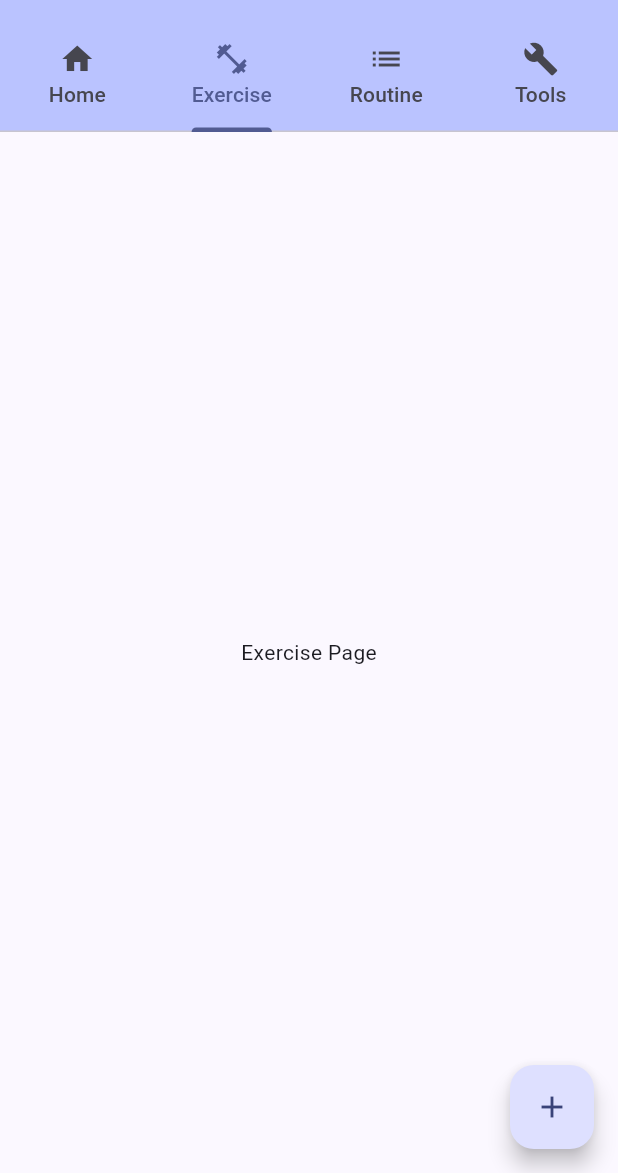
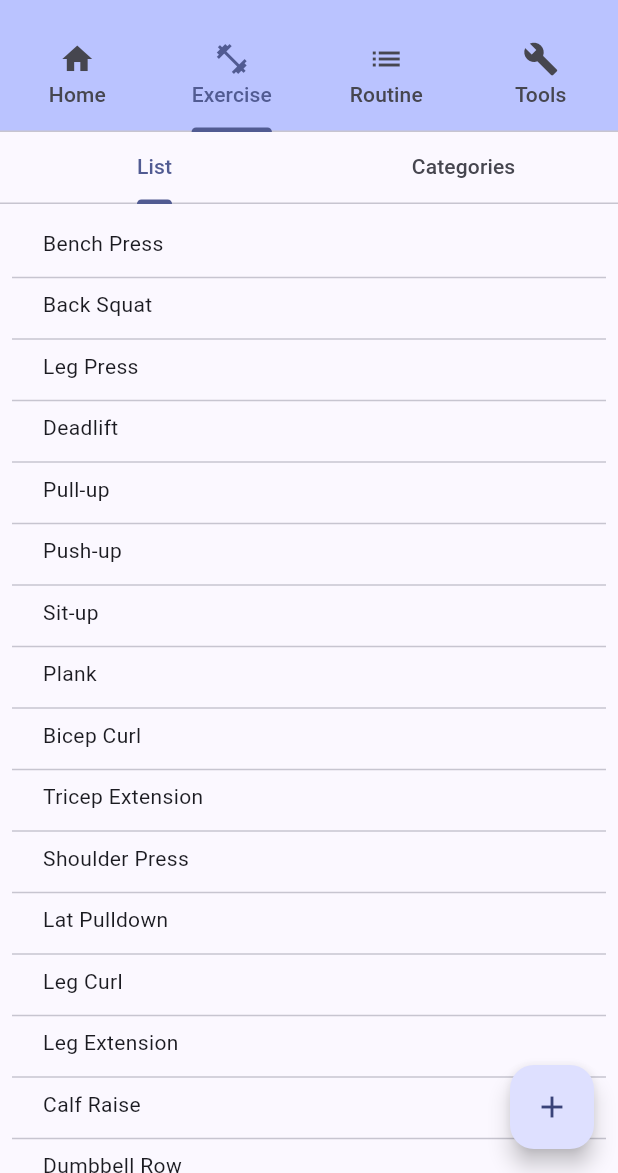
Before and after one commit to zprough/easy-workout-log, a Flutter app: the screen it shows after launch, in the side drawer, after a tap on the "add" icon, on a phone screen of 412 x 824 dp, the part 63-1236 px from its top. Run offline on Flutter 3.47's test engine with Material 3 defaults, Android fonts, the phone set to English and light mode, and no system bars.

Commit message:
Adding additional pages

```diff
--- /dev/null
+++ b/lib/exercise.dart
@@ -0,0 +1,187 @@
+import 'package:flutter/material.dart';
+
+class ExercisePage extends StatefulWidget {
+  const ExercisePage({super.key});
+
+  @override
+  _ExercisePageState createState() => _ExercisePageState();
+}
+
+class _ExercisePageState extends State<ExercisePage>
+    with SingleTickerProviderStateMixin {
+  final List<String> exercises = <String>[
+    'Bench Press',
+    'Back Squat',
+    'Leg Press',
+    'Deadlift',
+    'Pull-up',
+    'Push-up',
+    'Sit-up',
+    'Plank',
+    'Bicep Curl',
+    'Tricep Extension',
+    'Shoulder Press',
+    'Lat Pulldown',
+    'Leg Curl',
+    'Leg Extension',
+    'Calf Raise',
+    'Dumbbell Row',
+    'Dumbbell Fly',
+    'Dumbbell Curl',
+    'Dumbbell Extension',
+    'Dumbbell Press',
+    'Dumbbell Pullover',
+    'Running',
+    'Cycling',
+    'Swimming',
+    'Rowing',
+    'Jump Rope',
+  ];
+
+  final List<String> categories = <String>[
+    'Chest',
+    'Back',
+    'Legs',
+    'Arms',
+    'Shoulders',
+    'Abs',
+    'Cardio',
+  ];
+
+  final List<Map<String, String>> exercisesCategories = <Map<String, String>>[
+    {'category': 'Chest', 'exercise': 'Bench Press'},
+    {'category': 'Legs', 'exercise': 'Back Squat'},
+    {'category': 'Legs', 'exercise': 'Leg Press'},
+    {'category': 'Back', 'exercise': 'Deadlift'},
+    {'category': 'Back', 'exercise': 'Pull-up'},
+    {'category': 'Chest', 'exercise': 'Push-up'},
+    {'category': 'Abs', 'exercise': 'Sit-up'},
+    {'category': 'Abs', 'exercise': 'Plank'},
+    {'category': 'Arms', 'exercise': 'Bicep Curl'},
+    {'category': 'Arms', 'exercise': 'Tricep Extension'},
+    {'category': 'Shoulders', 'exercise': 'Shoulder Press'},
+    {'category': 'Back', 'exercise': 'Lat Pulldown'},
+    {'category': 'Legs', 'exercise': 'Leg Curl'},
+    {'category': 'Legs', 'exercise': 'Leg Extension'},
+    {'category': 'Legs', 'exercise': 'Calf Raise'},
+    {'category': 'Back', 'exercise': 'Dumbbell Row'},
+    {'category': 'Chest', 'exercise': 'Dumbbell Fly'},
+    {'category': 'Arms', 'exercise': 'Dumbbell Curl'},
+    {'category': 'Arms', 'exercise': 'Dumbbell Extension'},
+    {'category': 'Chest', 'exercise': 'Dumbbell Press'},
+    {'category': 'Chest', 'exercise': 'Dumbbell Pullover'},
+    {'category': 'Cardio', 'exercise': 'Running'},
+    {'category': 'Cardio', 'exercise': 'Cycling'},
+    {'category': 'Cardio', 'exercise': 'Swimming'},
+    {'category': 'Cardio', 'exercise': 'Rowing'},
+    {'category': 'Cardio', 'exercise': 'Jump Rope'},
+  ];
+
+  TabController? _tabController;
+
+  @override
+  void initState() {
+    super.initState();
+    _tabController = TabController(length: 2, vsync: this);
+  }
+
+  @override
+  void dispose() {
+    _tabController?.dispose();
+    super.dispose();
+  }
+
+  void _addExercise(String exercise) {
+    setState(() {
+      exercises.add(exercise);
+      exercises.sort();
+    });
+  }
+
+  void _openAddExerciseDialog() {
+    showDialog(
+      context: context,
+      builder: (BuildContext context) {
+        String newExercise = '';
+        return AlertDialog(
+          title: const Text('Add Exercise'),
+          content: TextField(
+            onChanged: (value) {
+              newExercise = value;
+            },
+            decoration: const InputDecoration(hintText: "Enter exercise name"),
+          ),
+          actions: <Widget>[
+            TextButton(
+              child: const Text('Cancel'),
+              onPressed: () {
+                Navigator.of(context).pop();
+              },
+            ),
+            TextButton(
+              child: const Text('Add'),
+              onPressed: () {
+                if (newExercise.isNotEmpty) {
+                  _addExercise(newExercise);
+                }
+                Navigator.of(context).pop();
+              },
+            ),
+          ],
+        );
+      },
+    );
+  }
+
+  @override
+  Widget build(BuildContext context) {
+    return Scaffold(
+      appBar: AppBar(
+        flexibleSpace: TabBar(
+          controller: _tabController,
+          tabs: const <Widget>[Tab(text: "List"), Tab(text: "Categories")],
+        ),
+      ),
+      body: TabBarView(
+        controller: _tabController,
+        children: [
+          ListView.separated(
+            padding: const EdgeInsets.all(8),
+            itemCount: exercises.length,
+            itemBuilder: (BuildContext context, int index) {
+              return Container(
+                margin: EdgeInsets.only(
+                  left: MediaQuery.of(context).size.width * 0.05,
+                ),
+                height: 25,
+                child: Text(exercises[index]),
+              );
+            },
+            separatorBuilder:
+                (BuildContext context, int index) => const Divider(),
+          ),
+          ListView.separated(
+            padding: const EdgeInsets.all(8),
+            itemCount: categories.length,
+            itemBuilder: (BuildContext context, int index) {
+              return Container(
+                margin: EdgeInsets.only(
+                  left: MediaQuery.of(context).size.width * 0.05,
+                ),
+                height: 25,
+                child: Text(categories[index]),
+              );
+            },
+            separatorBuilder:
+                (BuildContext context, int index) => const Divider(),
+          ),
+        ],
+      ),
+      floatingActionButton: FloatingActionButton(
+        onPressed: _openAddExerciseDialog,
+        tooltip: 'Add Exercise',
+        child: const Icon(Icons.add),
+      ),
+    );
+  }
+}
--- a/lib/main.dart
+++ b/lib/main.dart
@@ -1,4 +1,9 @@
 import 'package:flutter/material.dart';
+import 'profile.dart';
+import 'analytics.dart';
+import 'about.dart';
+import 'settings.dart';
+import 'exercise.dart';
 
 void main() {
   runApp(const MyApp());
@@ -10,7 +15,7 @@ class MyApp extends StatelessWidget {
   @override
   Widget build(BuildContext context) {
     return MaterialApp(
-      title: 'Flutter Demo',
+      title: 'Easy Workout Log',
       theme: ThemeData(
         useMaterial3: true,
         colorScheme: ColorScheme.fromSeed(seedColor: Colors.indigo),
@@ -29,7 +34,8 @@ class MyHomePage extends StatefulWidget {
   State<MyHomePage> createState() => _MyHomePageState();
 }
 
-class _MyHomePageState extends State<MyHomePage> with SingleTickerProviderStateMixin {
+class _MyHomePageState extends State<MyHomePage>
+    with SingleTickerProviderStateMixin {
   int _counter = 0;
 
   void _incrementCounter() {
@@ -50,7 +56,7 @@ class _MyHomePageState extends State<MyHomePage> with SingleTickerProviderStateM
           backgroundColor: Theme.of(context).colorScheme.inversePrimary,
           title: Text(widget.title),
           bottom: TabBar(
-            tabs: <Widget> [
+            tabs: <Widget>[
               Tab(icon: const Icon(Icons.home), text: "Home"),
               Tab(icon: const Icon(Icons.fitness_center), text: "Exercise"),
               Tab(icon: const Icon(Icons.list), text: "Routine"),
@@ -59,9 +65,7 @@ class _MyHomePageState extends State<MyHomePage> with SingleTickerProviderStateM
           ),
         ),
 
-// Drawer Tiles: ['Summary', 'Exercise', 'Routine', 'Tools', 'Profile', 'Settings', 'Analytics', 'About']
-
-
+        // Drawer Tiles: ['Summary', 'Exercise', 'Routine', 'Tools', 'Profile', 'Settings', 'Analytics', 'About']
         drawer: Drawer(
           child: Builder(
             builder: (BuildContext context) {
@@ -74,10 +78,7 @@ class _MyHomePageState extends State<MyHomePage> with SingleTickerProviderStateM
                     ),
                     child: Text(
                       'Navigation',
-                      style: TextStyle(
-                        color: Colors.white,
-                        fontSize: 24,
-                      ),
+                      style: TextStyle(color: Colors.white, fontSize: 24),
                     ),
                   ),
                   ListTile(
@@ -85,7 +86,7 @@ class _MyHomePageState extends State<MyHomePage> with SingleTickerProviderStateM
                     title: Text('Home'),
                     onTap: () {
                       Navigator.pop(context);
-                      DefaultTabController.of(context)?.animateTo(0);
+                      DefaultTabController.of(context).animateTo(0);
                     },
                   ),
                   ListTile(
@@ -93,7 +94,7 @@ class _MyHomePageState extends State<MyHomePage> with SingleTickerProviderStateM
                     title: Text('Exercise'),
                     onTap: () {
                       Navigator.pop(context);
-                      DefaultTabController.of(context)?.animateTo(1);
+                      DefaultTabController.of(context).animateTo(1);
                     },
                   ),
                   ListTile(
@@ -101,7 +102,7 @@ class _MyHomePageState extends State<MyHomePage> with SingleTickerProviderStateM
                     title: Text('Routine'),
                     onTap: () {
                       Navigator.pop(context);
-                      DefaultTabController.of(context)?.animateTo(2);
+                      DefaultTabController.of(context).animateTo(2);
                     },
                   ),
                   ListTile(
@@ -109,7 +110,59 @@ class _MyHomePageState extends State<MyHomePage> with SingleTickerProviderStateM
                     title: Text('Tools'),
                     onTap: () {
                       Navigator.pop(context);
-                      DefaultTabController.of(context)?.animateTo(3);
+                      DefaultTabController.of(context).animateTo(3);
+                    },
+                  ),
+                  ListTile(
+                    leading: Icon(Icons.person),
+                    title: Text('Profile'),
+                    onTap: () {
+                      // Handle onTap
+                      Navigator.push(
+                        context,
+                        MaterialPageRoute(
+                          builder: (context) => const ProfilePage(),
+                        ),
+                      );
+                    },
+                  ),
+                  ListTile(
+                    leading: Icon(Icons.settings),
+                    title: Text('Settings'),
+                    onTap: () {
+                      // Handle onTap
+                      Navigator.push(
+                        context,
+                        MaterialPageRoute(
+                          builder: (context) => const SettingsPage(),
+                        ),
+                      );
+                    },
+                  ),
+                  ListTile(
+                    leading: Icon(Icons.analytics),
+                    title: Text('Analytics'),
+                    onTap: () {
+                      // Handle onTap
+                      Navigator.push(
+                        context,
+                        MaterialPageRoute(
+                          builder: (context) => const AnalyticsPage(),
+                        ),
+                      );
+                    },
+                  ),
+                  ListTile(
+                    leading: Icon(Icons.info),
+                    title: Text('About'),
+                    onTap: () {
+                      // Handle onTap
+                      Navigator.push(
+                        context,
+                        MaterialPageRoute(
+                          builder: (context) => const AboutPage(),
+                        ),
+                      );
                     },
                   ),
                 ],
@@ -121,16 +174,10 @@ class _MyHomePageState extends State<MyHomePage> with SingleTickerProviderStateM
         body: TabBarView(
           children: const [
             Center(child: Text('Summary Page')),
-            Center(child: Text('Exercise Page')),
+            Center(child: ExercisePage()),
             Center(child: Text('Routine Page')),
             Center(child: Text('Profile Page')),
           ],
-        ),
-
-        floatingActionButton: FloatingActionButton(
-          onPressed: _incrementCounter,
-          tooltip: 'Increment',
-          child: const Icon(Icons.add),
         ),
       ),
     );
```
Also changed, not shown: lib/about.dart (added, +13 -0 lines), lib/analytics.dart (added, +13 -0 lines), lib/home.dart (added, +16 -0 lines), lib/profile.dart (added, +16 -0 lines), lib/routine.dart (added, +16 -0 lines), lib/settings.dart (added, +13 -0 lines), lib/tools.dart (added, +16 -0 lines), 2 other files.
